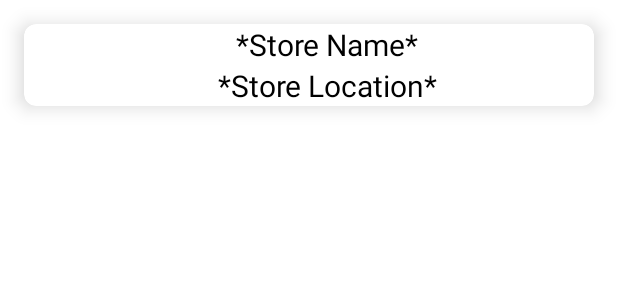
After one commit to Mhmdbaba/CSC599_Dekanji, an Android app: the layout store.xml on its own in the app's theme, with its tools: preview values and no code run, on a phone screen of 412 x 824 dp. The commit adds this screen. Shown: the top 300 px of the screen. Run offline under Robolectric (Android 15) with nearby library versions, the phone set to English and light mode, and no system bars.

Commit message:
commit 43

```diff
--- a/app/src/main/AndroidManifest.xml
+++ b/app/src/main/AndroidManifest.xml
@@ -9,6 +9,9 @@
         android:roundIcon="@mipmap/ic_launcher_round"
         android:supportsRtl="true"
         android:theme="@style/Theme.Dekanji">
+        <activity
+            android:name=".Test"
+            android:exported="false" />
         <activity
             android:name=".mystoree"
             android:exported="false" />
--- a/app/src/main/java/com/example/dekanji/Global.java
+++ b/app/src/main/java/com/example/dekanji/Global.java
@@ -1,5 +1,5 @@
 package com.example.dekanji;
 
 public class Global {
-    public static int globalProdID = 0;
+    public static int globalProdID = 1;
 }
--- a/app/src/main/java/com/example/dekanji/Products.java
+++ b/app/src/main/java/com/example/dekanji/Products.java
@@ -1,8 +1,10 @@
 package com.example.dekanji;
+
+import android.os.Parcelable;
 
 import java.io.Serializable;
 
-public class Products implements Serializable {
+public class Products  {
     private String userID, productName, price;
     private int productID, active;
 
--- /dev/null
+++ b/app/src/main/res/layout/store.xml
@@ -0,0 +1,58 @@
+<?xml version="1.0" encoding="utf-8"?>
+<androidx.cardview.widget.CardView xmlns:android="http://schemas.android.com/apk/res/android"
+    android:layout_width="match_parent"
+    android:layout_height="wrap_content"
+    xmlns:app="http://schemas.android.com/apk/res-auto"
+    app:cardElevation="8dp"
+    app:cardCornerRadius="8dp"
+    android:layout_margin="16dp">
+
+    <LinearLayout
+        android:layout_width="match_parent"
+        android:layout_height="wrap_content"
+        android:layout_marginLeft="16dp"
+        android:orientation="vertical">
+
+        <LinearLayout
+            android:layout_width="match_parent"
+            android:layout_height="wrap_content"
+            android:layout_gravity="center_vertical"
+            android:orientation="horizontal">
+
+
+            <TextView
+                android:id="@+id/tv_cardview_storename"
+                android:layout_width="match_parent"
+                android:layout_height="wrap_content"
+                android:textAlignment="center"
+                android:layout_marginLeft="8dp"
+                android:text="*Store Name*"
+                android:textColor="@color/black"
+                android:textSize="20dp"/>
+
+
+        </LinearLayout>
+
+        <LinearLayout
+            android:layout_width="match_parent"
+            android:layout_height="wrap_content"
+            android:layout_gravity="center_vertical"
+            android:orientation="horizontal">
+
+            <TextView
+                android:id="@+id/tv_cardview_location"
+                android:layout_width="match_parent"
+                android:layout_height="wrap_content"
+                android:textAlignment="center"
+                android:layout_marginLeft="8dp"
+                android:text="*Store Location*"
+                android:textColor="@color/black"
+                android:textSize="20dp" />
+
+
+        </LinearLayout>
+
+
+    </LinearLayout>
+
+</androidx.cardview.widget.CardView>
```
Also changed, not shown: app/src/main/java/com/example/dekanji/HomePage.java (+40 -1 lines), app/src/main/java/com/example/dekanji/MyAdapter.java (+13 -7 lines), app/src/main/java/com/example/dekanji/MyAdapterHP.java (added, +56 -0 lines), app/src/main/java/com/example/dekanji/Test.java (added, +18 -0 lines), app/src/main/java/com/example/dekanji/mystoree.java (+25 -4 lines), app/src/main/res/layout/activity_home_page.xml (+92 -75 lines), app/src/main/res/layout/activity_test.xml (added, +9 -0 lines).
